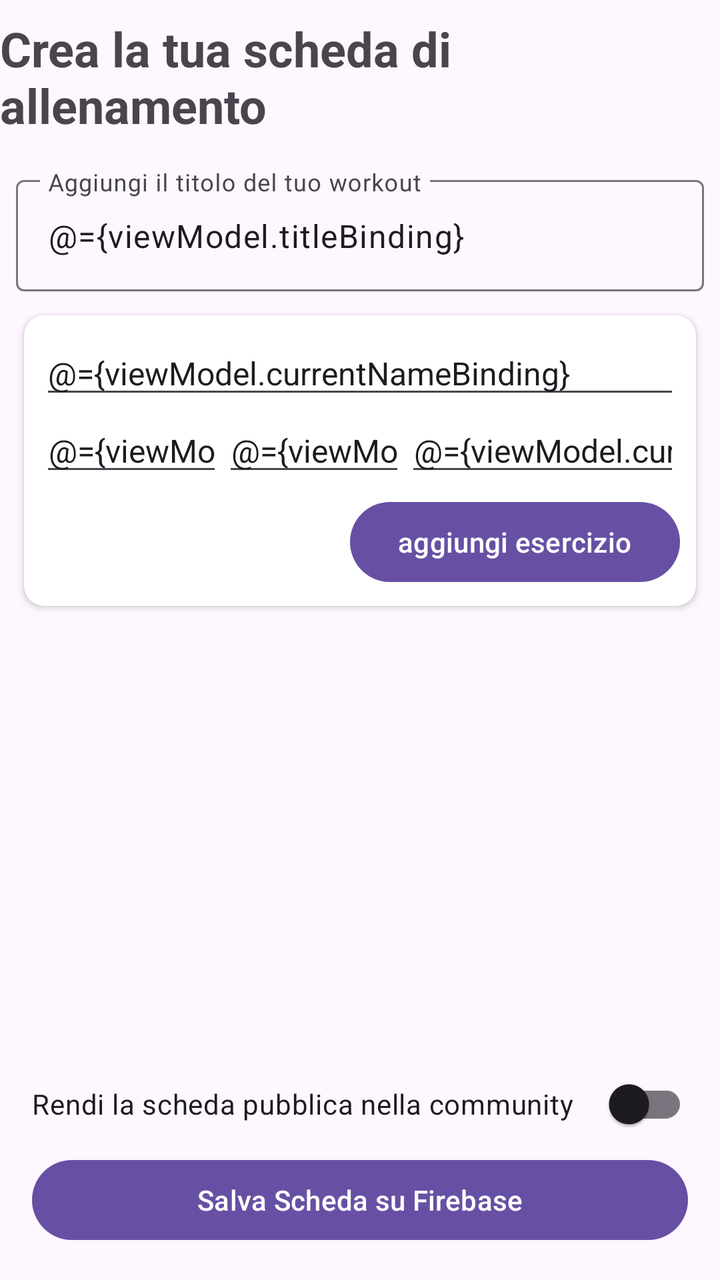
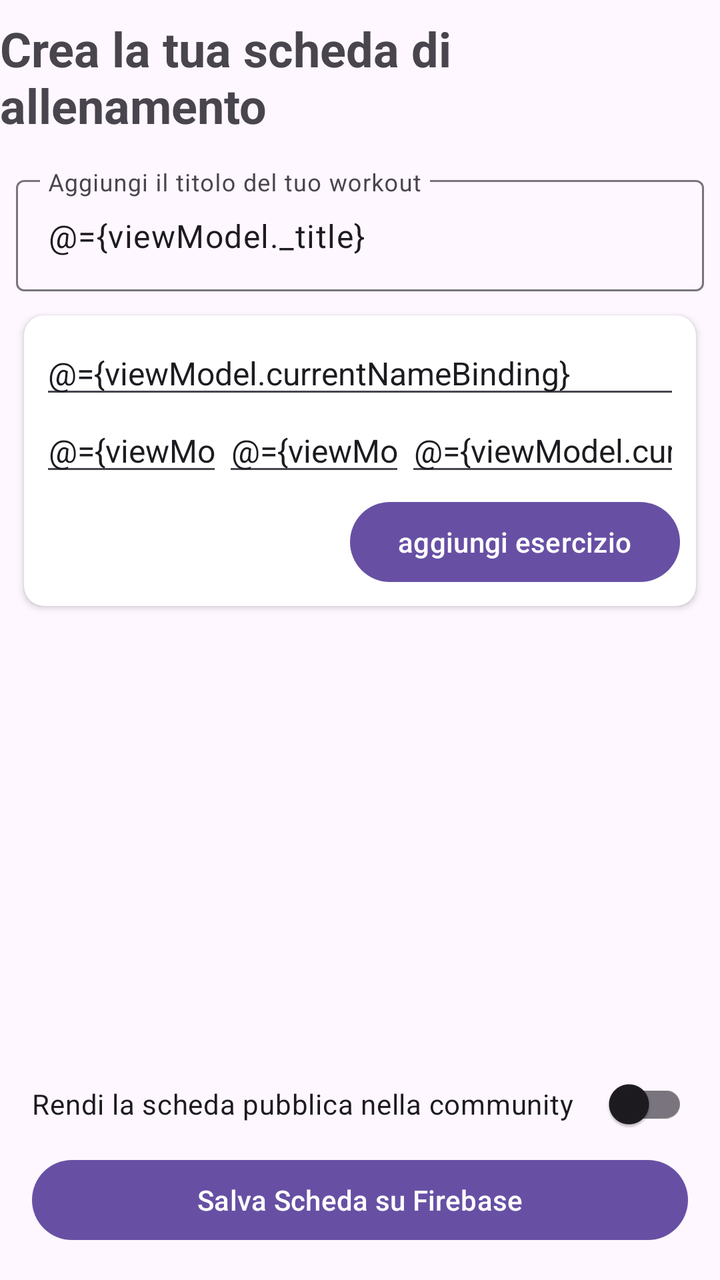

Compare the two renders of this Android layout. The source of the first and the diff that turns it into the second are given below.
<!-- AndroidManifest.xml: application theme Theme.Progetto_Rosso_Iacopo -->
<!-- res/layout/fragment_add_workout.xml -->
<?xml version="1.0" encoding="utf-8"?>

<layout xmlns:android="http://schemas.android.com/apk/res/android"
    xmlns:app="http://schemas.android.com/apk/res-auto"
    xmlns:tools="http://schemas.android.com/tools">

    <data>
        <variable
            name="viewModel"
            type="com.example.progetto_rosso_iacopo.ui.workout.CreateRoutineViewModel" />
    </data>

    <androidx.constraintlayout.widget.ConstraintLayout
        android:layout_width="match_parent"
        android:layout_height="match_parent">

        <TextView
            android:id="@+id/textView"
            android:layout_width="wrap_content"
            android:layout_height="wrap_content"
            android:layout_marginHorizontal="10dp"
            android:layout_marginStart="8dp"
            android:layout_marginTop="8dp"
            android:layout_marginEnd="8dp"
            android:text="@string/workout_creation_title"
            android:textSize="24sp"
            android:textStyle="bold"
            app:layout_constraintEnd_toEndOf="parent"
            app:layout_constraintStart_toStartOf="parent"
            app:layout_constraintTop_toTopOf="parent" />

        <com.google.android.material.textfield.TextInputLayout
            android:id="@+id/tilTitle"
            android:layout_width="match_parent"
            android:layout_height="wrap_content"
            android:layout_marginStart="8dp"
            android:layout_marginTop="16dp"
            android:layout_marginEnd="8dp"
            android:hint="@string/title_hint"
            app:layout_constraintEnd_toEndOf="parent"
            app:layout_constraintStart_toStartOf="parent"
            app:layout_constraintTop_toBottomOf="@id/textView">

            <com.google.android.material.textfield.TextInputEditText
                android:layout_width="match_parent"
                android:layout_height="wrap_content"
                android:hint="@string/title_hint"
                android:text="@={viewModel.titleBinding}" />
        </com.google.android.material.textfield.TextInputLayout>

        <androidx.cardview.widget.CardView
            android:id="@+id/cardAddExercise"
            android:layout_width="match_parent"
            android:layout_height="wrap_content"
            android:layout_marginStart="12dp"
            android:layout_marginTop="12dp"
            android:layout_marginEnd="12dp"
            app:cardCornerRadius="10dp"
            app:cardElevation="2dp"
            app:layout_constraintEnd_toEndOf="parent"
            app:layout_constraintStart_toStartOf="parent"
            app:layout_constraintTop_toBottomOf="@id/tilTitle">

            <LinearLayout
                android:layout_width="match_parent"
                android:layout_height="wrap_content"
                android:orientation="vertical"
                android:padding="8dp"
                android:focusable="true"
                android:focusableInTouchMode="true">

                <EditText
                    android:id="@+id/etExerciseName"
                    android:layout_width="match_parent"
                    android:layout_height="wrap_content"
                    android:hint="Nome Esercizio (es. Panca Piana)"
                    android:inputType="text"
                    android:text="@={viewModel.currentNameBinding}"
                    android:textSize="16sp" />

                <LinearLayout
                    android:layout_width="match_parent"
                    android:layout_height="wrap_content"
                    android:layout_marginTop="0dp"
                    android:orientation="vertical">

                    <LinearLayout
                        android:layout_width="match_parent"
                        android:layout_height="wrap_content"
                        android:orientation="horizontal"
                        android:gravity="center_vertical">

                        <EditText
                            android:layout_width="0dp"
                            android:layout_height="wrap_content"
                            android:layout_weight="1"
                            android:hint="Serie"
                            android:inputType="number"
                            android:text="@={viewModel.currentSetsBinding}"
                            android:textAlignment="center"
                            android:textSize="16sp" />

                        <EditText
                            android:layout_width="0dp"
                            android:layout_height="wrap_content"
                            android:layout_weight="1"
                            android:hint="Ripetizioni"
                            android:inputType="number"
                            android:text="@={viewModel.currentRepsBinding}"
                            android:textAlignment="center"
                            android:textSize="16sp" />

                        <EditText
                            android:layout_width="0dp"
                            android:layout_height="wrap_content"
                            android:layout_weight="1.5"
                            android:hint="Recupero(s)"
                            android:inputType="number"
                            android:text="@={viewModel.currentRestTimeSecondsBinding}"
                            android:textAlignment="center"
                            android:textSize="16sp" />
                    </LinearLayout>
                </LinearLayout>

                <Button
                    android:id="@+id/btnExercise"
                    android:layout_width="wrap_content"
                    android:layout_height="wrap_content"
                    android:layout_gravity="end"
                    android:layout_marginTop="4dp"
                    android:text="aggiungi esercizio">
                </Button>
            </LinearLayout>
        </androidx.cardview.widget.CardView>

        <LinearLayout
            android:id="@+id/llActions"
            android:layout_width="match_parent"
            android:layout_height="wrap_content"
            android:layout_marginBottom="16dp"
            android:orientation="vertical"
            android:paddingHorizontal="16dp"
            app:layout_constraintBottom_toBottomOf="parent"
            app:layout_constraintEnd_toEndOf="parent"
            app:layout_constraintStart_toStartOf="parent">

            <com.google.android.material.switchmaterial.SwitchMaterial
                android:id="@+id/switchPublic"
                android:layout_width="match_parent"
                android:layout_height="wrap_content"
                android:layout_marginBottom="0dp"
                android:checked="@{viewModel.isRoutinePublic}"
                android:text="Rendi la scheda pubblica nella community" />

            <Button
                android:id="@+id/btnSaveRoutine"
                android:layout_width="match_parent"
                android:layout_height="wrap_content"
                android:onClick="@{() -> viewModel.saveRoutineToFirebase()}"
                android:text="Salva Scheda su Firebase" />
        </LinearLayout>

        <androidx.recyclerview.widget.RecyclerView
            android:id="@+id/rvExercises"
            android:layout_width="match_parent"
            android:layout_height="0dp"
            android:layout_marginHorizontal="12dp"
            android:layout_marginTop="12dp"
            android:layout_marginBottom="12dp"
            app:layoutManager="androidx.recyclerview.widget.LinearLayoutManager"
            app:layout_constraintBottom_toTopOf="@id/llActions"
            app:layout_constraintEnd_toEndOf="parent"
            app:layout_constraintStart_toStartOf="parent"
            app:layout_constraintTop_toBottomOf="@id/cardAddExercise"
            tools:listitem="@layout/view_modifiable_exercise" />

    </androidx.constraintlayout.widget.ConstraintLayout>
</layout>
<!-- res/layout/view_modifiable_exercise.xml (included above) -->
<?xml version="1.0" encoding="utf-8"?>
<androidx.constraintlayout.widget.ConstraintLayout xmlns:android="http://schemas.android.com/apk/res/android"
    xmlns:app="http://schemas.android.com/apk/res-auto"
    xmlns:app2="http://schemas.android.com/apk/res-auto"
    xmlns:tools="http://schemas.android.com/tools"
    android:layout_width="match_parent"
    android:layout_height="wrap_content"
    android:padding="12dp">

    <LinearLayout
        android:id="@+id/exerciseLabel"
        android:layout_width="wrap_content"
        android:layout_height="wrap_content"
        android:orientation="vertical"
        android:paddingLeft="20dp"
        app2:layout_constraintTop_toTopOf="parent"
        tools:layout_constraintBottom_toBottomOf="parent"
        tools:layout_editor_absoluteX="12dp">

        <TextView
            android:id="@+id/exerciseName"
            android:layout_width="wrap_content"
            android:layout_height="wrap_content"
            android:text="Nome Esercizio"
            android:textAppearance="?attr/textAppearanceListItem"
            android:textSize="16sp"
            android:textStyle="bold"
            app:layout_constraintVertical_chainStyle="packed" />

        <TextView
            android:id="@+id/exerciseRepsAndSets"
            android:layout_width="wrap_content"
            android:layout_height="wrap_content"
            android:text="Reps x Sets"
            android:textAppearance="?attr/textAppearanceListItemSecondary"
            android:textColor="?android:attr/textColorSecondary"
            android:textSize="14sp" />
    </LinearLayout>

    <ImageView
        android:id="@+id/btnEdit"
        android:layout_width="50dp"
        android:layout_height="50dp"
        android:layout_margin="0dp"
        android:layout_marginEnd="8dp"
        android:layout_weight="1"
        android:padding="10dp"
        android:src="@drawable/edit"
        android:text="Modifica"
        app2:layout_constraintBottom_toBottomOf="parent"
        app2:layout_constraintEnd_toStartOf="@id/btnDelete"
        app2:layout_constraintTop_toTopOf="parent" />

    <ImageView
        android:id="@+id/btnDelete"
        android:layout_width="50dp"
        android:layout_height="50dp"
        android:layout_weight="1"
        android:padding="13dp"
        android:text="Elimina"
        app2:layout_constraintBottom_toBottomOf="parent"
        app2:layout_constraintEnd_toEndOf="parent"
        app2:layout_constraintTop_toTopOf="parent"
        app:srcCompat="@drawable/delete" />

</androidx.constraintlayout.widget.ConstraintLayout>
<!-- resources referenced by this layout -->
<resources>
  <!-- drawable delete: png bitmap (drawable, 7842 bytes) -->
  <!-- drawable edit: png bitmap (drawable, 15744 bytes) -->
  <string name="title_hint">Aggiungi il titolo del tuo workout</string>
  <string name="workout_creation_title">Crea la tua scheda di allenamento</string>
  <style name="Theme.Progetto_Rosso_Iacopo" parent="Theme.Material3.Light.NoActionBar" />
</resources>

<!-- the commit's change to res/layout/fragment_add_workout.xml (unified diff, before → after) -->
@@ -45,7 +45,7 @@
                 android:layout_width="match_parent"
                 android:layout_height="wrap_content"
                 android:hint="@string/title_hint"
-                android:text="@={viewModel.titleBinding}" />
+                android:text="@={viewModel._title}" />
         </com.google.android.material.textfield.TextInputLayout>
 
         <androidx.cardview.widget.CardView
@@ -149,7 +149,7 @@
                 android:layout_width="match_parent"
                 android:layout_height="wrap_content"
                 android:layout_marginBottom="0dp"
-                android:checked="@{viewModel.isRoutinePublic}"
+                android:checked="@={viewModel.isRoutinePublic}"
                 android:text="Rendi la scheda pubblica nella community" />
 
             <Button
